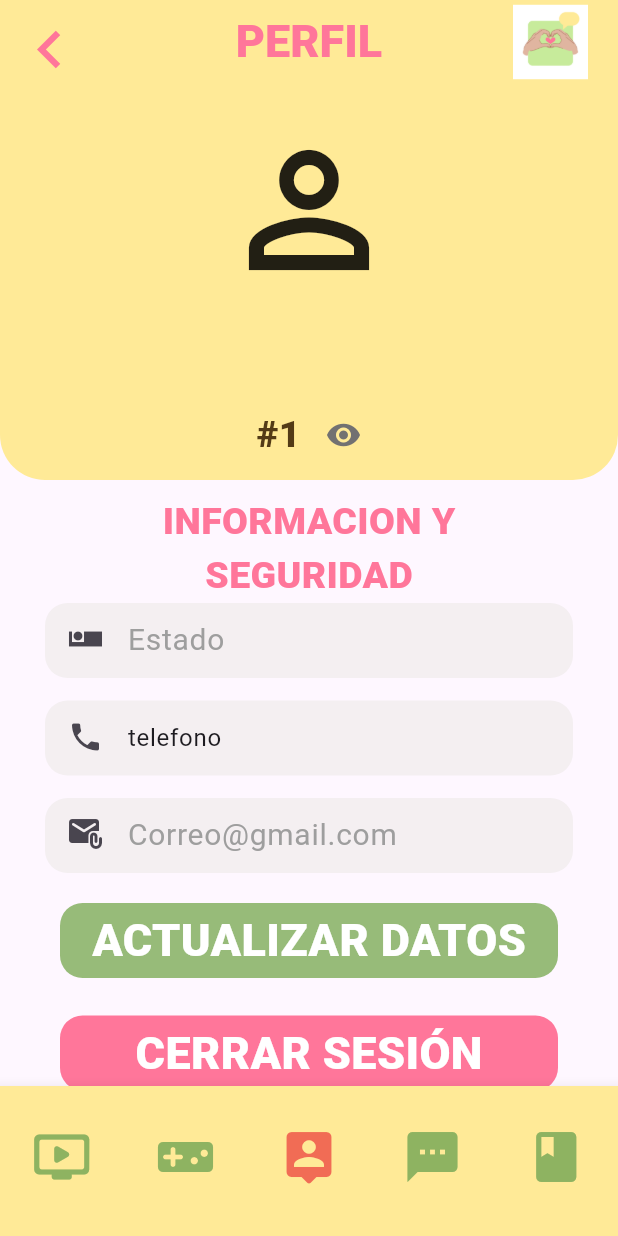
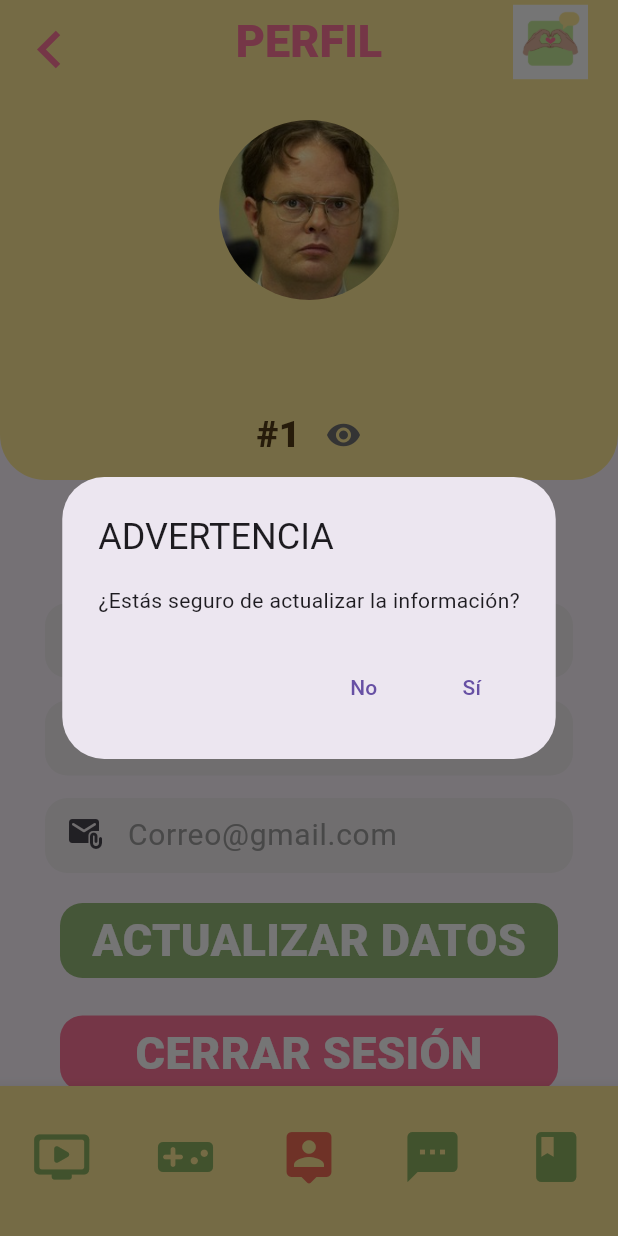
Before and after one commit to LuisCastle08/aprende_a_decirlo, a Flutter app: the VideosScreen screen opened directly with empty values, item 3 of the bottom bar chosen, after a tap on "ACTUALIZAR DATOS", on a phone screen of 412 x 824 dp. Run offline on Flutter 3.47's test engine with Material 3 defaults, Android fonts, the phone set to English and light mode, and no system bars; our stand-ins replace cloud_firestore, firebase_core, youtube_player_flutter; accounts and stored records are empty.

Commit message:
[Luis]-Videos: Se integro apartado gratis y premium, faltan diseños

```diff
--- a/lib/auth/register/register.dart
+++ b/lib/auth/register/register.dart
@@ -249,6 +249,7 @@ Future<void> addUser(BuildContext context, String usuario, String nombre,
     "contrasena": contrasena,
     "estado": estado,
     "correo": correo,
+    "membresia" : '0'
   });
 
   Navigator.push(context, MaterialPageRoute(builder: (_) => const Login()));
--- a/lib/entities/video_entities.dart
+++ b/lib/entities/video_entities.dart
@@ -30,6 +30,7 @@ class _VideoEntitiesState extends State<VideoEntities> {
         flags: const YoutubePlayerFlags(
           autoPlay: false,
           mute: false,
+
         ))
       ..addListener(_onPlayerStateChange);
   }
@@ -49,7 +50,7 @@ class _VideoEntitiesState extends State<VideoEntities> {
             height: 170,
             alignment: Alignment.center,
             decoration: BoxDecoration(
-              borderRadius: BorderRadius.circular(20),
+              borderRadius: BorderRadius.circular(10),
               color: const Color.fromRGBO(238, 238, 238, 1),
             ),
             child: Stack(
--- a/lib/main.dart
+++ b/lib/main.dart
@@ -19,6 +19,7 @@ class MainApp extends StatelessWidget {
   @override
   Widget build(BuildContext context) {
     return MaterialApp(
+      title: 'Dilo En Señas',
 /*         theme: ThemeData(
     brightness: Brightness.dark,
     primarySwatch: Colors.pink,
--- a/lib/screens/main_screen.dart
+++ b/lib/screens/main_screen.dart
@@ -5,9 +5,12 @@ import 'package:aprende_a_decirlo/screens/mains/screen_profile/profile_screen.da
 import 'package:aprende_a_decirlo/screens/mains/screens_videos/videos_screen.dart';
 import 'package:flutter/material.dart';
 
+
 class VideosScreen extends StatefulWidget {
   final String userId;
-  const VideosScreen({super.key, required this.userId});
+  final String nombreUser;
+  final String membresia;
+  const VideosScreen({super.key, required this.userId, required this.nombreUser, required this.membresia});
 
   @override
   State<VideosScreen> createState() => _VideosScreenState();
@@ -19,10 +22,10 @@ class _VideosScreenState extends State<VideosScreen> {
   @override
   Widget build(BuildContext context) {
     final List<Widget> paginas = [
-      const PageVideosScreen(),
+      PageVideosScreen(membresia: widget.membresia,),
       const PageGameScreen(),
       PageProfileScreen(userId: widget.userId), // Usar widget.userId aquí
-      const PageForoScreen(),
+      PageForoScreen(nombreCustom: widget.nombreUser),
       const PageDictionaryScreen(),
     ];
 
--- a/lib/screens/mains/screen_profile/profile_screen.dart
+++ b/lib/screens/mains/screen_profile/profile_screen.dart
@@ -4,10 +4,15 @@ import 'package:aprende_a_decirlo/widgets/appbar_widget.dart';
 import 'package:aprende_a_decirlo/widgets/input_profile.dart';
 import 'package:flutter/material.dart';
 
-class PageProfileScreen extends StatelessWidget {
+class PageProfileScreen extends StatefulWidget {
   final String userId;
   const PageProfileScreen({super.key, required this.userId});
 
+  @override
+  State<PageProfileScreen> createState() => _PageProfileScreenState();
+}
+
+class _PageProfileScreenState extends State<PageProfileScreen> {
   @override
   Widget build(BuildContext context) {
     TextEditingController estadoText = TextEditingController(text: "");
@@ -20,7 +25,7 @@ class PageProfileScreen extends StatelessWidget {
         borderCustom: 0,
       ),
       body: FutureBuilder(
-        future: getUsuario(userId),
+        future: getUsuario(widget.userId),
         builder: (context, snapshot) {
           if (snapshot.connectionState == ConnectionState.waiting) {
             return const Center(child: CircularProgressIndicator());
@@ -52,9 +57,11 @@ class PageProfileScreen extends StatelessWidget {
                       ),
                       child: Column(
                         children: [
-                          const Icon(
-                            Icons.perm_identity_outlined,
-                            size: 120,
+                          const ClipOval(
+                            child: Image(
+                              height: 120,
+                              image: AssetImage('assets/img_profile.jpeg'),
+                            ),
                           ),
                           Text(
                             usuario,
@@ -137,10 +144,35 @@ class PageProfileScreen extends StatelessWidget {
                         const SizedBox(
                           height: 20,
                         ),
-                        GestureDetector(
+                         GestureDetector(
                           onTap: () {
-                            updateUsuario(id, usuario , nombre,estadoText.text,
-                                correoText.text);
+
+                              showDialog(
+                              builder: (BuildContext context) {
+                              return AlertDialog(
+                                title: const Text('ADVERTENCIA'),
+                                content: const Text('¿Estás seguro de actualizar la información?'),
+                                actions: <Widget>[
+                                  TextButton(
+                                    onPressed: () {
+                                      Navigator.of(context).pop(); // Cierra el diálogo
+                                    },
+                                    child: const Text('No'), // Botón "No"
+                                  ),
+                                  TextButton(
+                                    onPressed: () {
+                                      updateUsuario(id, usuario , nombre,estadoText.text,correoText.text).then((_) => Navigator.pop(context));
+                                      setState(() {
+
+                                      });
+                                    },
+                                    child: const Text('Sí'), // Botón "Sí"
+                                  ),
+                                ],
+                              );
+                              },
+                              context: context,
+                              );
                           },
                           child: Container(
                             height: 50,
--- a/lib/screens/mains/screens_videos/videos_screen.dart
+++ b/lib/screens/mains/screens_videos/videos_screen.dart
@@ -1,14 +1,11 @@
 import 'package:aprende_a_decirlo/entities/video_entities.dart';
 import 'package:aprende_a_decirlo/services/firebase_service.dart';
 import 'package:aprende_a_decirlo/widgets/appbar_widget.dart';
-import 'package:aprende_a_decirlo/widgets/input_form.dart';
-import 'package:flutter/cupertino.dart';
-
 import 'package:flutter/material.dart';
-import 'package:flutter/widgets.dart';
 
 class PageVideosScreen extends StatefulWidget {
-  const PageVideosScreen({super.key});
+  final String membresia;
+  const PageVideosScreen({super.key, required this.membresia});
 
   @override
   State<PageVideosScreen> createState() => _PageVideosScreenState();
@@ -18,36 +15,91 @@ class _PageVideosScreenState extends State<PageVideosScreen> {
   @override
   Widget build(BuildContext context) {
     return DefaultTabController(
-
       length: 3,
       child: Scaffold(
-        appBar: const AppBarWidget(titleCustom: 'VIDEOS'),
+          appBar:  const AppBarWidget(titleCustom: 'VIDEOS'),
           body: Padding(
-        padding: const EdgeInsets.only(right: 30, left: 30),
+              padding: const EdgeInsets.only(right: 20, left: 20),
               child: Column(
                 children: [
                   const TabBar(
-              labelStyle: TextStyle(fontSize: 20, fontWeight:FontWeight.w400),
+                      labelStyle:
+                          TextStyle(fontSize: 20, fontWeight: FontWeight.w400),
                       tabs: [
-                Tab(text: 'INICIO',),
-                Tab(text: 'PUBLICO',),
-                Tab(text: 'PREMIUM',),
-              ]
+                        Tab(
+                          text: 'INICIO',
                         ),
-
+                        Tab(
+                          text: 'PUBLICO',
+                        ),
+                        Tab(
+                          text: 'PREMIUM',
+                        ),
+                      ]),
                   Expanded(
-              child: TabBarView(
-                children:[
-
+                    child: TabBarView(children: [
                       /* vide */
-                  Expanded(child: Center( child: Text('HOLA ESTE ES EL APARTADO DE INICIO'),)),
-
                       Expanded(
-                    child: FutureBuilder(future: getVideos(),
-                    builder: (context, snapshot){
+                          child: Center(
+                        child: Text('HOLA ESTE ES EL APARTADO DE INICIO'),
+                      )),
+                      Expanded(
+                          child: FutureBuilder(
+                              future: getVideos('0'),
+                              builder: (context, snapshot) {
                                 if (snapshot.hasData && snapshot.data != null) {
                                   return SizedBox(
-                                      height: MediaQuery.of(context).size.height - kToolbarHeight - 20,
+                                    height: MediaQuery.of(context).size.height -
+                                        kToolbarHeight -
+                                        20,
+                                    child: ListView.builder(
+                                      itemCount: snapshot.data!.length,
+                                      itemBuilder: (context, index) {
+                                        final titulo =
+                                            snapshot.data![index]['titulo'];
+                                        final autor =
+                                            snapshot.data![index]['autor'];
+                                        final fecha =
+                                            snapshot.data![index]['fecha'];
+                                        final idvideo =
+                                            snapshot.data![index]['id'];
+
+                                        if (titulo != null &&
+                                            autor != null &&
+                                            fecha != null &&
+                                            idvideo != null) {
+                                          DateTime fechar = fecha.toDate();
+                                          DateTime fechaActual = DateTime.now();
+                                          return VideoEntities(
+                                            nameVideo: '$titulo',
+                                            nameAutor: autor,
+                                            fechaVideo:
+                                                '${fechar.day == fechaActual.day ? 1 : fechaActual.day - fechar.day}',
+                                            videoId: idvideo,
+                                          );
+                                        }
+                                        return null;
+                                      },
+                                    ),
+                                  );
+                                } else {
+                                  return const Center(
+                                    child: CircularProgressIndicator(),
+                                  );
+                                }
+                              })
+
+                        ),
+                    Expanded(
+                        child: widget.membresia == '1' // Verificar si la membresía es igual a 1
+                            ? FutureBuilder(
+                                future: getVideos('1'),
+                                builder: (context, snapshot) {
+                                  if (snapshot.hasData && snapshot.data != null) {
+                                    return SizedBox(
+                                      height: MediaQuery.of(context).size.height -
+                                          kToolbarHeight -
+                                          20,
                                       child: ListView.builder(
                                         itemCount: snapshot.data!.length,
                                         itemBuilder: (context, index) {
@@ -65,7 +117,8 @@ class _PageVideosScreenState extends State<PageVideosScreen> {
                                             return VideoEntities(
                                               nameVideo: '$titulo',
                                               nameAutor: autor,
-                                              fechaVideo: '${fechar.day == fechaActual.day ? 1 : fechaActual.day - fechar.day}',
+                                              fechaVideo:
+                                                  '${fechar.day == fechaActual.day ? 1 : fechaActual.day - fechar.day}',
                                               videoId: idvideo,
                                             );
                                           }
@@ -78,24 +131,16 @@ class _PageVideosScreenState extends State<PageVideosScreen> {
                                       child: CircularProgressIndicator(),
                                     );
                                   }
-
-                  }
-                  )),
-
-
-                  /* videos premium */
-                  Expanded(child: Center( child: Text('HOLA ESTE ES EL APARTADO DE PREMIUM'),)),
-                ]
+                                },
+                              )
+                            : Center(
+                                child: Text('HOLA ESTE ES EL APARTADO DE PREMIUM'),
                               ),
                       )
-
-
-
+                    ]),
+                  )
                 ],
-
-        )
-      )
-      ),
+              ))),
     );
   }
 }
--- a/lib/services/firebase_service.dart
+++ b/lib/services/firebase_service.dart
@@ -44,10 +44,12 @@ Future<void> updateUsuario(String idUsuario, String usuario, String nombre,
 
 // ********* VIDEOS *********
 /* obtenemos los videos */
-Future<List<Map<String, dynamic>>> getVideos() async {
+Future<List<Map<String, dynamic>>> getVideos(String membresia) async {
+
   List<Map<String, dynamic>> video = [];
   CollectionReference collectionReferenceVideo = db.collection('video');
-  QuerySnapshot queryVideo = await collectionReferenceVideo.where('nivel', isEqualTo: '0').get();
+  QuerySnapshot queryVideo =
+      await collectionReferenceVideo.where('nivel', isEqualTo: membresia).get();
   for (var doc in queryVideo.docs) {
     final Map<String, dynamic> data = doc.data() as Map<String, dynamic>;
     final videos = {
@@ -65,14 +67,12 @@ Future<List<Map<String, dynamic>>> getVideos() async {
   return video;
 }
 
-
 // ********* FIN VIDEO *********
 
 // ********* FIN COMENTARIOOS *********
 
 /* TENER TODOS LOS COMENTARIOS */
 Future<List> getComentario() async {
-
   List comentario = [];
   CollectionReference collectionReferenceUsuario = db.collection('comentario');
   QuerySnapshot queryComentario = await collectionReferenceUsuario.get();
@@ -82,6 +82,7 @@ Future<List> getComentario() async {
       "nombre": data['nombre'],
       "comentario": data['comentario'],
       "tipoComentario": data['tipoComentario'],
+      "fecha": data['fecha'],
       "uid": doc.id,
     };
 
@@ -92,11 +93,12 @@ Future<List> getComentario() async {
 
 /* AÑADIR NUEVOS COMENTARIOS */
 Future<void> addComentario(
-    String comentario, String name, int tipoComentario) async {
+    String comentario, String name, int tipoComentario, DateTime fecha) async {
   await db.collection("comentario").add({
     "comentario": comentario,
     "nombre": name,
-    "tipoComentario": tipoComentario
+    "tipoComentario": tipoComentario,
+    "fecha": fecha,
   });
 }
 
--- a/lib/widgets/input_form.dart
+++ b/lib/widgets/input_form.dart
@@ -40,13 +40,15 @@ class _InputFormState extends State<InputForm> {
         borderRadius: const BorderRadius.vertical(
             top: Radius.circular(15), bottom: Radius.circular(15)),
       ),
+      child: Center(
         child: TextFormField(
+          textAlign: TextAlign.justify,
           controller: widget.textController,
           obscureText: _obscureText,
           decoration: InputDecoration(
             icon: Icon(widget.iconCustom),
             hintText: widget.hintText,
-          hintStyle: TextStyle(fontSize: 20, color: widget.colorTextCustom),
+            hintStyle: TextStyle( fontSize: 20, color: widget.colorTextCustom),
             border: InputBorder.none,
             // Mostramos el icono para ocultar/mostrar la contraseña solo si useHidePassword es true
             suffixIcon: widget.useHidePassword
@@ -63,6 +65,7 @@ class _InputFormState extends State<InputForm> {
                 : null,
           ),
         ),
+      ),
     );
   }
 }
```
Also changed, not shown: lib/auth/login/login.dart (+15 -8 lines), lib/entities/foro_entities_comment.dart (+14 -8 lines), lib/screens/mains/screen_foro/extends/write_comment.dart (+8 -4 lines), lib/screens/mains/screen_foro/foro_screen.dart (+14 -8 lines), assets/img_profile.jpeg (added). Lines whose indentation alone changed are shown as unchanged.
